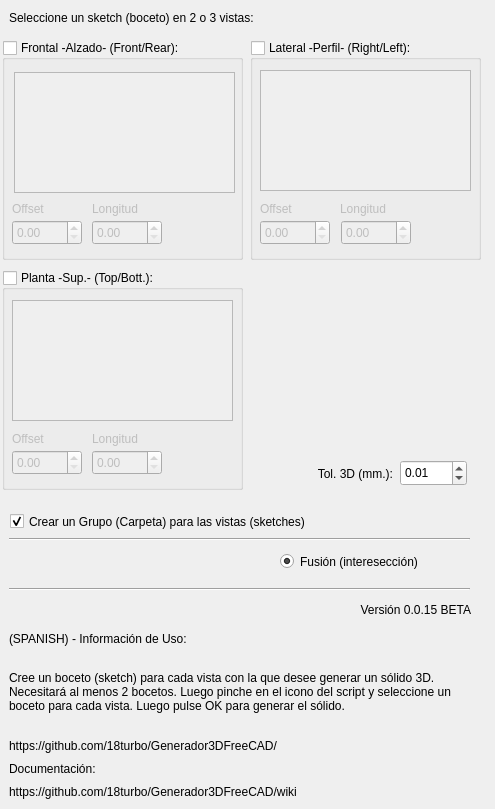
Old version of the form generador3D/generador3D15.ui in the repository 18turbo/Generador3DFreeCAD.
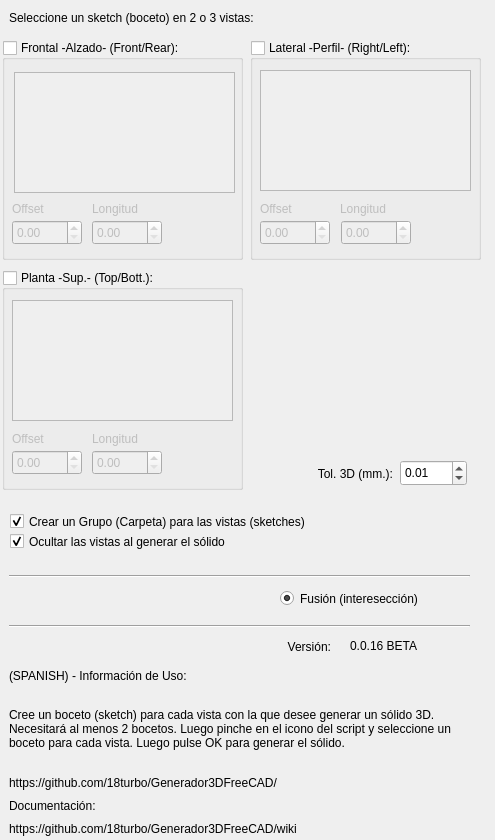
New version of the form.

Commit message: Añadida opción Ocultar Vistas en Interfaz

What changed in the file:
```diff
--- a/generador3D/generador3D15.ui
+++ b/generador3D/generador3D15.ui
@@ -7,7 +7,7 @@
     <x>0</x>
     <y>0</y>
     <width>495</width>
-    <height>809</height>
+    <height>840</height>
    </rect>
   </property>
   <property name="minimumSize">
@@ -23,7 +23,7 @@
    <property name="geometry">
     <rect>
      <x>9</x>
-     <y>760</y>
+     <y>797</y>
      <width>113</width>
      <height>17</height>
     </rect>
@@ -49,7 +49,7 @@
    <property name="geometry">
     <rect>
      <x>9</x>
-     <y>531</y>
+     <y>568</y>
      <width>461</width>
      <height>16</height>
     </rect>
@@ -62,7 +62,7 @@
    <property name="geometry">
     <rect>
      <x>280</x>
-     <y>550</y>
+     <y>587</y>
      <width>191</width>
      <height>23</height>
     </rect>
@@ -122,7 +122,7 @@
    <property name="geometry">
     <rect>
      <x>9</x>
-     <y>737</y>
+     <y>774</y>
      <width>357</width>
      <height>17</height>
     </rect>
@@ -135,7 +135,7 @@
    <property name="geometry">
     <rect>
      <x>9</x>
-     <y>630</y>
+     <y>667</y>
      <width>217</width>
      <height>17</height>
     </rect>
@@ -166,24 +166,24 @@
   <widget class="QLabel" name="label">
    <property name="geometry">
     <rect>
-     <x>300</x>
-     <y>600</y>
-     <width>171</width>
+     <x>350</x>
+     <y>636</y>
+     <width>131</width>
      <height>20</height>
     </rect>
    </property>
    <property name="text">
-    <string>Versión 0.0.15 BETA</string>
+    <string>0.0.16 BETA</string>
    </property>
    <property name="alignment">
-    <set>Qt::AlignRight|Qt::AlignTrailing|Qt::AlignVCenter</set>
+    <set>Qt::AlignLeading|Qt::AlignLeft|Qt::AlignVCenter</set>
    </property>
   </widget>
   <widget class="Line" name="line_5">
    <property name="geometry">
     <rect>
      <x>9</x>
-     <y>581</y>
+     <y>618</y>
      <width>461</width>
      <height>16</height>
     </rect>
@@ -196,7 +196,7 @@
    <property name="geometry">
     <rect>
      <x>9</x>
-     <y>783</y>
+     <y>820</y>
      <width>384</width>
      <height>17</height>
     </rect>
@@ -209,7 +209,7 @@
    <property name="geometry">
     <rect>
      <x>9</x>
-     <y>653</y>
+     <y>690</y>
      <width>471</width>
      <height>78</height>
     </rect>
@@ -464,6 +464,38 @@
     </property>
    </widget>
   </widget>
+  <widget class="QLabel" name="label_15">
+   <property name="geometry">
+    <rect>
+     <x>210</x>
+     <y>638</y>
+     <width>121</width>
+     <height>17</height>
+    </rect>
+   </property>
+   <property name="text">
+    <string>Versión:</string>
+   </property>
+   <property name="alignment">
+    <set>Qt::AlignRight|Qt::AlignTrailing|Qt::AlignVCenter</set>
+   </property>
+  </widget>
+  <widget class="QCheckBox" name="ocultarVistas">
+   <property name="geometry">
+    <rect>
+     <x>10</x>
+     <y>530</y>
+     <width>441</width>
+     <height>23</height>
+    </rect>
+   </property>
+   <property name="text">
+    <string>Ocultar las vistas al generar el sólido</string>
+   </property>
+   <property name="checked">
+    <bool>true</bool>
+   </property>
+  </widget>
  </widget>
  <resources/>
  <connections/>
```
Left out of the diff: 9 changed lines with no effect on the pictures.
